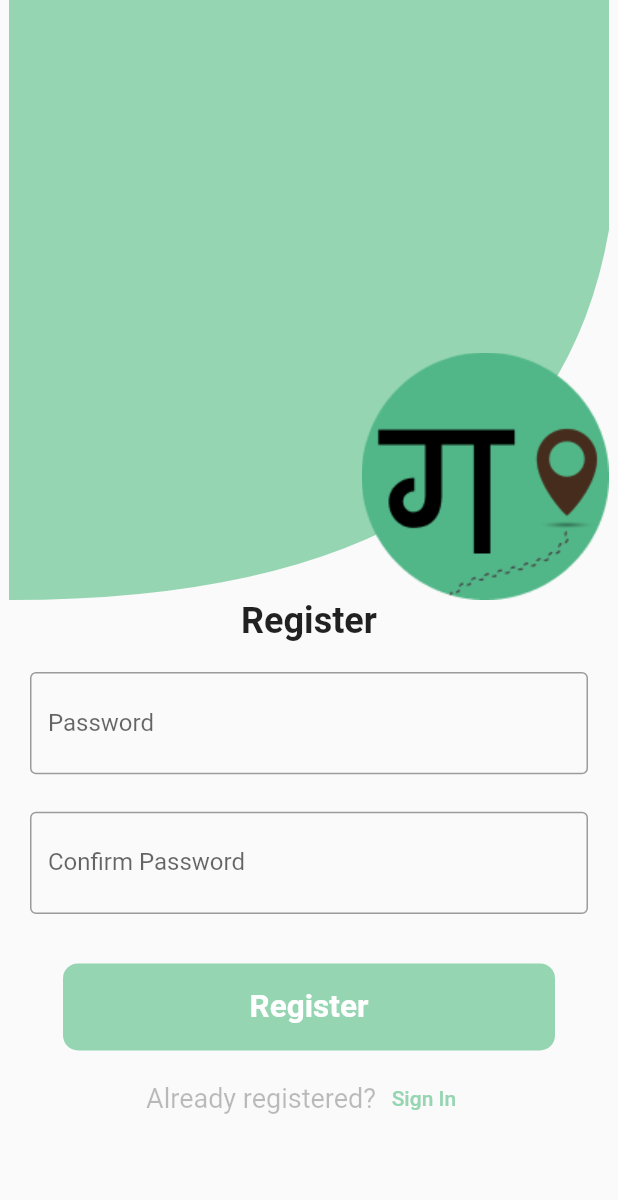
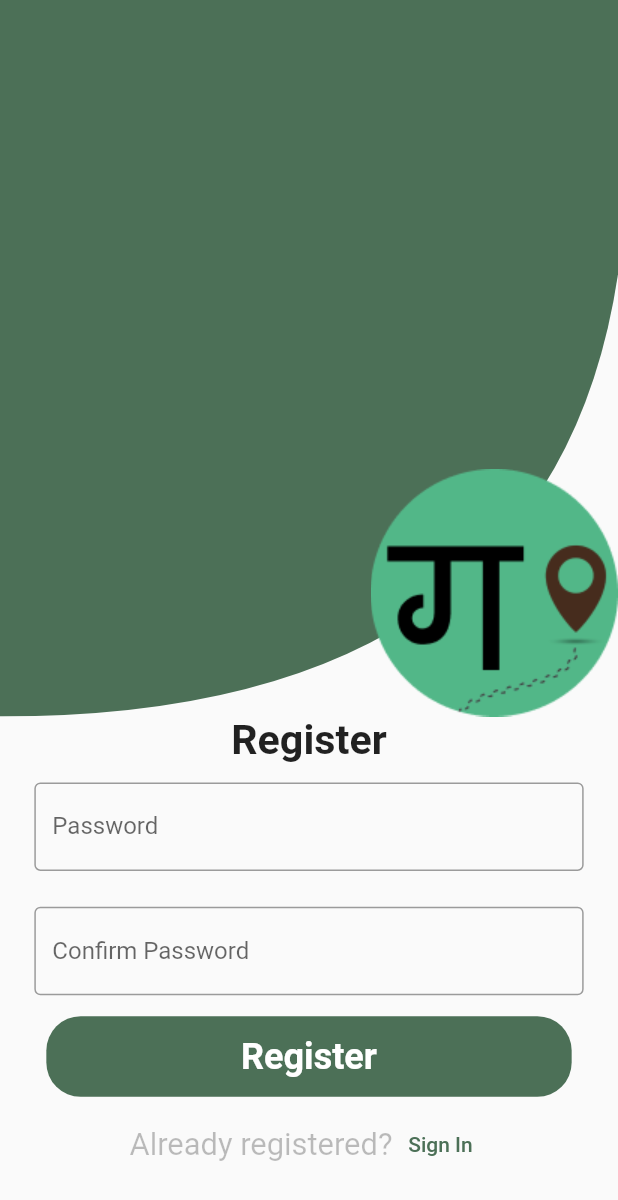
Before and after one commit to Sirish-konda/FYP, a Flutter app: the RegisterFirst screen opened directly, after a tap on "Next", on a phone screen of 412 x 824 dp. Shown: the top 1200 px of the screen. Run offline on Flutter 3.47's test engine with Material 2 defaults, Android fonts, the phone set to English and light mode, and no system bars; our stand-ins replace carousel_slider, flutter_screenutil, google_nav_bar.

Commit message:
Third commit

```diff
--- a/lib/homeDirectory/homePage/home_page.dart
+++ b/lib/homeDirectory/homePage/home_page.dart
@@ -1,7 +1,6 @@
 import 'package:flutter/material.dart';
 import 'package:flutter_screenutil/flutter_screenutil.dart';
 import 'package:fyp_project/constants/constant_colors.dart';
-import 'package:fyp_project/models/trekking_model.dart';
 import 'components/bodyComponents/sliderImages.dart';
 import 'components/headerComponents/home_header.dart';
 import 'components/bodyComponents/popular_title.dart';
--- a/lib/homeDirectory/homePage/screens/destinationDesc/components/feedbackScreen/feedback_bottomsheet.dart
+++ b/lib/homeDirectory/homePage/screens/destinationDesc/components/feedbackScreen/feedback_bottomsheet.dart
@@ -42,8 +42,7 @@ class FeedbackBottomSheet extends StatelessWidget {
                   ),
                 ),
                 minLines: 1,
-                maxLines: 10,
-                autofocus: true,
+                autofocus: false,
                 textAlign: TextAlign.center,
               ),
             ),
--- a/lib/loginAndRegistration/register_first.dart
+++ b/lib/loginAndRegistration/register_first.dart
@@ -1,4 +1,6 @@
 import 'package:flutter/material.dart';
+import 'package:flutter_screenutil/flutter_screenutil.dart';
+import 'package:fyp_project/constants/constant_colors.dart';
 import 'package:fyp_project/loginAndRegistration/register_second.dart';
 import 'login.dart';
 
@@ -21,12 +23,11 @@ class _RegisterFirstState extends State<RegisterFirst> {
                 ClipPath(
                   clipper: FirstClipper(),
                   child: Container(
-                    decoration: const BoxDecoration(
-                      color: Color(0xFF95D5B2),
-                    ),
+                    decoration:
+                        const BoxDecoration(color: ConstantColors.kLightGreen),
                     alignment: Alignment.center,
-                    height: 400,
-                    width: 400,
+                    height: 400.h,
+                    width: 400.w,
                     // color: const Color(0xFF656AEC),
                   ),
                 ),
@@ -36,12 +37,12 @@ class _RegisterFirstState extends State<RegisterFirst> {
                     child: Image.asset('assets/images/logo.png'))
               ],
             ),
-            const Text(
+            Text(
               'Register',
-              style: TextStyle(fontSize: 24, fontWeight: FontWeight.bold),
+              style: TextStyle(fontSize: 24.sp, fontWeight: FontWeight.bold),
             ),
             Padding(
-              padding: const EdgeInsets.all(20),
+              padding: EdgeInsets.only(left: 20.0.w, right: 20.0.w, top: 10.h),
               child: Column(
                 children: [
                   TextFormField(
@@ -51,7 +52,7 @@ class _RegisterFirstState extends State<RegisterFirst> {
                       border: OutlineInputBorder(),
                     ),
                   ),
-                  const SizedBox(height: 25),
+                  SizedBox(height: 20.h),
                   TextFormField(
                     // controller: email,
                     validator: (value) {
@@ -70,7 +71,7 @@ class _RegisterFirstState extends State<RegisterFirst> {
                       border: OutlineInputBorder(),
                     ),
                   ),
-                  const SizedBox(height: 25),
+                  SizedBox(height: 5.h),
                   TextButton(
                       onPressed: () {
                         Navigator.push(
@@ -80,26 +81,27 @@ class _RegisterFirstState extends State<RegisterFirst> {
                       },
                       child: Container(
                         alignment: Alignment.center,
-                        height: 58,
-                        width: 328,
+                        height: 45.h,
+                        width: 328.w,
                         decoration: BoxDecoration(
-                          color: const Color(0xFF95D5B2),
-                          borderRadius: BorderRadius.circular(10),
+                          color: ConstantColors.kLightGreen,
+                          borderRadius: BorderRadius.circular(20.r),
                         ),
-                        child: const Text(
+                        child: Text(
                           'Next',
                           style: TextStyle(
                               color: Colors.white,
                               fontWeight: FontWeight.bold,
-                              fontSize: 21),
+                              fontSize: 21.sp),
                         ),
                       )),
                   Row(
                     mainAxisAlignment: MainAxisAlignment.center,
                     children: [
-                      const Text(
+                      Text(
                         "Already registered?",
-                        style: TextStyle(fontSize: 18, color: Colors.black26),
+                        style:
+                            TextStyle(fontSize: 18.sp, color: Colors.black26),
                       ),
                       TextButton(
                           onPressed: () {
@@ -110,7 +112,7 @@ class _RegisterFirstState extends State<RegisterFirst> {
                           },
                           child: const Text(
                             'Sign In',
-                            style: TextStyle(color: Color(0xFF95D5B2)),
+                            style: TextStyle(color: ConstantColors.kLightGreen),
                           ))
                     ],
                   )
--- a/lib/loginAndRegistration/register_second.dart
+++ b/lib/loginAndRegistration/register_second.dart
@@ -1,4 +1,6 @@
 import 'package:flutter/material.dart';
+import 'package:flutter_screenutil/flutter_screenutil.dart';
+import 'package:fyp_project/constants/constant_colors.dart';
 import 'package:fyp_project/loginAndRegistration/login.dart';
 
 class RegisterSecond extends StatefulWidget {
@@ -23,11 +25,11 @@ class _RegisterSecondState extends State<RegisterSecond> {
                   clipper: FirstClipper(),
                   child: Container(
                     decoration: const BoxDecoration(
-                      color: Color(0xFF95D5B2),
+                      color: ConstantColors.kLightGreen,
                     ),
                     alignment: Alignment.center,
-                    height: 400,
-                    width: 400,
+                    height: 400.h,
+                    width: 400.w,
                     // color: const Color(0xFF656AEC),
                   ),
                 ),
@@ -37,12 +39,12 @@ class _RegisterSecondState extends State<RegisterSecond> {
                     child: Image.asset('assets/images/logo.png'))
               ],
             ),
-            const Text(
+            Text(
               'Register',
-              style: TextStyle(fontSize: 24, fontWeight: FontWeight.bold),
+              style: TextStyle(fontSize: 24.sp, fontWeight: FontWeight.bold),
             ),
             Padding(
-              padding: const EdgeInsets.all(20),
+              padding: EdgeInsets.only(left: 20.0.w, right: 20.0.w, top: 10.h),
               child: Column(
                 children: [
                   TextFormField(
@@ -58,16 +60,16 @@ class _RegisterSecondState extends State<RegisterSecond> {
                     keyboardType: TextInputType.visiblePassword,
                     obscureText: _isHidden,
                     decoration: InputDecoration(
-                        labelText: 'Password',
-                        border: const OutlineInputBorder(),
-                        suffix: InkWell(
-                          onTap: _togglePasswordView,
-                          child: Icon(_isHidden
-                              ? Icons.visibility
-                              : Icons.visibility_off),
-                        )),
+                      labelText: 'Password',
+                      border: const OutlineInputBorder(),
+                      // suffix: InkWell(
+                      //   onTap: _togglePasswordView,
+                      //   child: Icon(
+                      //       _isHidden ? Icons.visibility : Icons.visibility_off),
+                      // ),
+                    ),
                   ),
-                  const SizedBox(height: 25),
+                  SizedBox(height: 20.h),
                   TextFormField(
                     validator: (value) {
                       if (value == null || value.isEmpty) {
@@ -81,40 +83,41 @@ class _RegisterSecondState extends State<RegisterSecond> {
                     keyboardType: TextInputType.visiblePassword,
                     obscureText: _isHidden,
                     decoration: InputDecoration(
-                        labelText: 'Confirm Password',
-                        border: const OutlineInputBorder(),
-                        suffix: InkWell(
-                          onTap: _togglePasswordView,
-                          child: Icon(_isHidden
-                              ? Icons.visibility
-                              : Icons.visibility_off),
-                        )),
+                      labelText: 'Confirm Password',
+                      border: const OutlineInputBorder(),
+                      // suffix: InkWell(
+                      //   onTap: _togglePasswordView,
+                      //   child: Icon(
+                      //       _isHidden ? Icons.visibility : Icons.visibility_off),
+                      // ),
+                    ),
                   ),
-                  const SizedBox(height: 25),
+                  SizedBox(height: 5.h),
                   TextButton(
                       onPressed: () {},
                       child: Container(
                         alignment: Alignment.center,
-                        height: 58,
-                        width: 328,
+                        height: 45.h,
+                        width: 328.w,
                         decoration: BoxDecoration(
-                          color: const Color(0xFF95D5B2),
-                          borderRadius: BorderRadius.circular(10),
+                          color: ConstantColors.kLightGreen,
+                          borderRadius: BorderRadius.circular(20.r),
                         ),
-                        child: const Text(
+                        child: Text(
                           'Register',
                           style: TextStyle(
                               color: Colors.white,
                               fontWeight: FontWeight.bold,
-                              fontSize: 21),
+                              fontSize: 21.sp),
                         ),
                       )),
                   Row(
                     mainAxisAlignment: MainAxisAlignment.center,
                     children: [
-                      const Text(
+                      Text(
                         "Already registered?",
-                        style: TextStyle(fontSize: 18, color: Colors.black26),
+                        style:
+                            TextStyle(fontSize: 18.sp, color: Colors.black26),
                       ),
                       TextButton(
                           onPressed: () {
@@ -125,7 +128,7 @@ class _RegisterSecondState extends State<RegisterSecond> {
                           },
                           child: const Text(
                             'Sign In',
-                            style: TextStyle(color: Color(0xFF95D5B2)),
+                            style: TextStyle(color: ConstantColors.kLightGreen),
                           ))
                     ],
                   )
--- a/lib/main.dart
+++ b/lib/main.dart
@@ -21,7 +21,7 @@ class TravelApp extends StatelessWidget {
         minTextAdapt: true,
         splitScreenMode: true,
         builder: (context, child) {
-          return MaterialApp(
+          return const MaterialApp(
             home: Login(),
           );
         },
```
Also changed, not shown: lib/homeDirectory/homePage/screens/destinationDesc/widgets/destination_desc.dart (+160 -42 lines), lib/loginAndRegistration/login.dart (+27 -3 lines), lib/providers/trekkingPhotoProvider.dart (+16 -0 lines).
